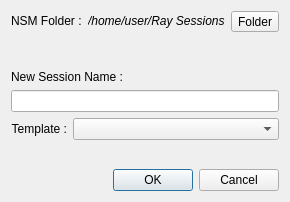
Qt form resources/ui/new_session.ui (Houston4444/RaySession) before a commit.
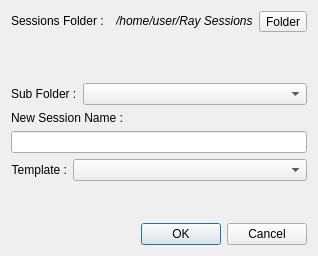
The same form after that commit. Icons and pictures are not drawn.

Commit message: fix root change in new session dialog, add subfolder combobox

Patch:
```diff
--- a/resources/ui/new_session.ui
+++ b/resources/ui/new_session.ui
@@ -9,8 +9,8 @@
    <rect>
     <x>0</x>
     <y>0</y>
-    <width>290</width>
-    <height>202</height>
+    <width>318</width>
+    <height>256</height>
    </rect>
   </property>
   <property name="windowTitle">
@@ -34,7 +34,7 @@
         </sizepolicy>
        </property>
        <property name="text">
-        <string>NSM Folder :</string>
+        <string>Sessions Folder :</string>
        </property>
        <property name="alignment">
         <set>Qt::AlignLeading|Qt::AlignLeft|Qt::AlignVCenter</set>
@@ -99,6 +99,26 @@
      </property>
     </spacer>
    </item>
+   <item>
+    <layout class="QHBoxLayout" name="horizontalLayout_2">
+     <item>
+      <widget class="QLabel" name="labelSubFolder">
+       <property name="sizePolicy">
+        <sizepolicy hsizetype="Fixed" vsizetype="Preferred">
+         <horstretch>0</horstretch>
+         <verstretch>0</verstretch>
+        </sizepolicy>
+       </property>
+       <property name="text">
+        <string>Sub Folder :</string>
+       </property>
+      </widget>
+     </item>
+     <item>
+      <widget class="QComboBox" name="comboBoxSubFolder"/>
+     </item>
+    </layout>
+   </item>
    <item>
     <widget class="QLabel" name="labelNewSessionName">
      <property name="sizePolicy">
```
Left out of the diff: 4 changed lines with no effect on the pictures. The commit also changes 2 other files.
